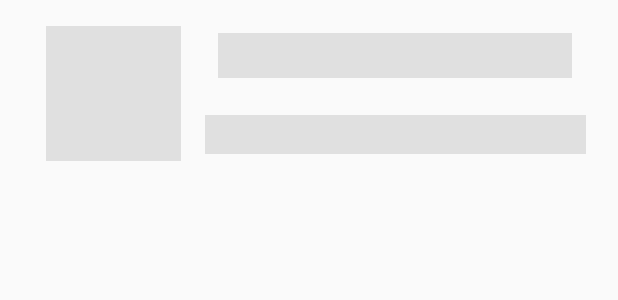
After one commit to ganeshkalal/ApiDemo, an Android app: the layout layout_placeholder.xml on its own in the app's theme, with its tools: preview values and no code run, on a phone screen of 412 x 824 dp. The commit adds this screen. Shown: the top 300 px of the screen. Run offline under Robolectric (Android 15) with nearby library versions, the phone set to English and light mode, and no system bars.

Commit message:
Added shimmer framelayout for placeholder

```diff
--- a/app/build.gradle
+++ b/app/build.gradle
@@ -31,4 +31,5 @@ dependencies {
   implementation 'com.squareup.okhttp3:logging-interceptor:3.8.0'
   implementation 'com.android.support.constraint:constraint-layout:1.0.2'
   implementation 'com.github.bumptech.glide:glide:3.8.0'
+  implementation 'com.facebook.shimmer:shimmer:0.1.0@aar'
 }
--- a/app/src/main/res/layout/item_recyclerview.xml
+++ b/app/src/main/res/layout/item_recyclerview.xml
@@ -18,6 +18,7 @@
 				android:layout_marginBottom="12dp"
 				android:layout_marginStart="16dp"
 				android:layout_marginTop="12dp"
+				android:src="@mipmap/ic_launcher"
 				app:layout_constraintBottom_toBottomOf="parent"
 				app:layout_constraintEnd_toStartOf="@+id/textViewFirstName"
 				app:layout_constraintStart_toStartOf="parent"
--- /dev/null
+++ b/app/src/main/res/layout/layout_placeholder.xml
@@ -0,0 +1,55 @@
+<?xml version="1.0" encoding="utf-8"?>
+<android.support.constraint.ConstraintLayout
+		xmlns:android="http://schemas.android.com/apk/res/android"
+		xmlns:app="http://schemas.android.com/apk/res-auto"
+		android:layout_width="match_parent"
+		android:layout_height="wrap_content"
+		android:layout_margin="5dp"
+		>
+
+	<ImageView
+			android:id="@+id/imageViewProfile"
+			android:layout_width="90dp"
+			android:layout_height="90dp"
+			android:layout_marginBottom="12dp"
+			android:layout_marginStart="16dp"
+			android:layout_marginTop="12dp"
+			android:background="@color/disabled"
+			app:layout_constraintBottom_toBottomOf="parent"
+			app:layout_constraintEnd_toStartOf="@+id/textViewFirstName"
+			app:layout_constraintStart_toStartOf="parent"
+			app:layout_constraintTop_toTopOf="parent"
+			/>
+
+	<TextView
+			android:id="@+id/textViewFirstName"
+			android:layout_width="236dp"
+			android:layout_height="30dp"
+			android:layout_marginBottom="8dp"
+			android:layout_marginEnd="16dp"
+			android:layout_marginStart="16dp"
+			android:layout_marginTop="8dp"
+			android:background="@color/disabled"
+			android:textAppearance="?android:attr/textAppearanceMedium"
+			app:layout_constraintBottom_toTopOf="@+id/textViewLastName"
+			app:layout_constraintEnd_toEndOf="parent"
+			app:layout_constraintStart_toEndOf="@+id/imageViewProfile"
+			app:layout_constraintTop_toTopOf="parent"
+			/>
+	<TextView
+			android:id="@+id/textViewLastName"
+			android:layout_width="0dp"
+			android:layout_height="26dp"
+			android:layout_marginBottom="8dp"
+			android:layout_marginEnd="16dp"
+			android:layout_marginStart="16dp"
+			android:layout_marginTop="8dp"
+			android:background="@color/disabled"
+			android:textAppearance="?android:attr/textAppearanceMedium"
+			app:layout_constraintBottom_toBottomOf="parent"
+			app:layout_constraintEnd_toEndOf="parent"
+			app:layout_constraintStart_toEndOf="@+id/imageViewProfile"
+			app:layout_constraintTop_toBottomOf="@+id/textViewFirstName"
+			/>
+
+</android.support.constraint.ConstraintLayout>
--- a/app/src/main/res/values/colors.xml
+++ b/app/src/main/res/values/colors.xml
@@ -3,4 +3,5 @@
 	<color name="colorPrimary">#3F51B5</color>
 	<color name="colorPrimaryDark">#303F9F</color>
 	<color name="colorAccent">#FF4081</color>
+	<color name="disabled">#e0e0e0</color>
 </resources>
```
Also changed, not shown: app/src/main/java/com/gkalal/apidemo/MainActivity.java (+10 -0 lines), app/src/main/res/layout/activity_main.xml (+20 -0 lines).
